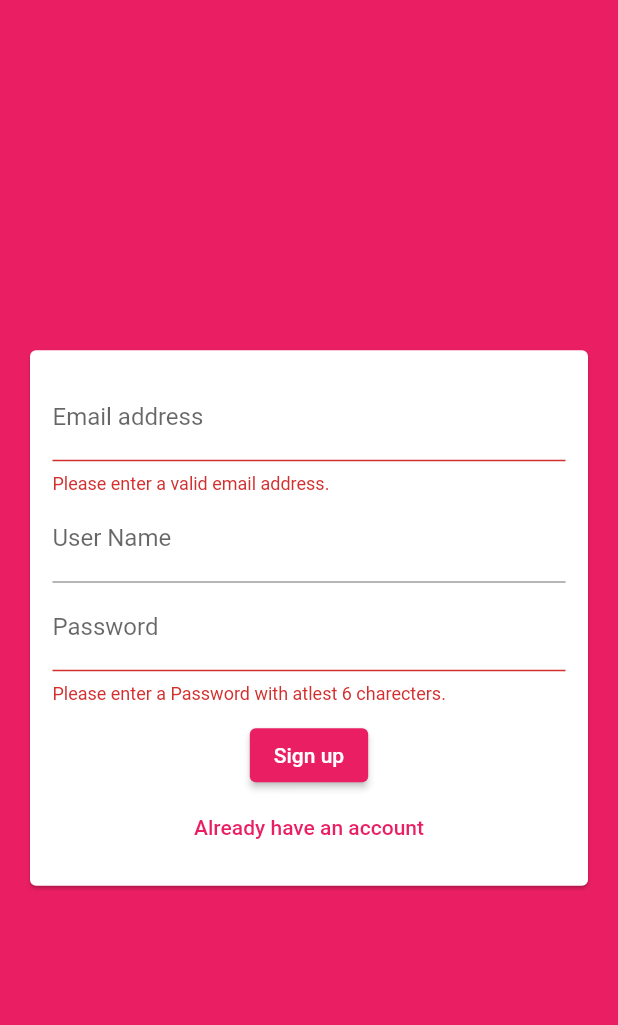
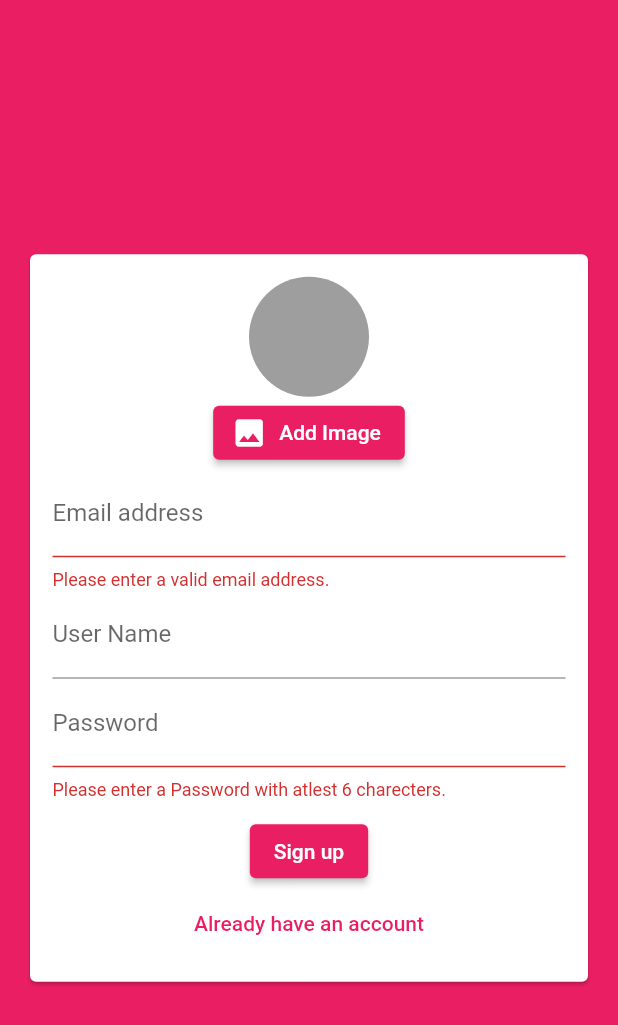
Before and after one commit to Nayemalam110/My-Massenger, a Flutter app: the screen it shows after launch, after a tap on "Login", after a tap on "Create A new Account", on a phone screen of 412 x 824 dp. Shown: the top 1025 px of the screen. Run offline on Flutter 3.47's test engine with Material 2 defaults, Android fonts, the phone set to English and light mode, and no system bars; our stand-ins replace cloud_firestore, firebase_auth, firebase_core, image_picker; accounts and stored records are empty.

Commit message:
step-2.6

```diff
--- a/lib/widgets/auth_form.dart
+++ b/lib/widgets/auth_form.dart
@@ -1,4 +1,5 @@
 import 'package:flutter/material.dart';
+import 'package:my_chat_app/widgets/image_picker.dart';
 
 class AuthForm extends StatefulWidget {
   AuthForm(this.submitAuthForm);
@@ -52,6 +53,7 @@ class _AuthFormState extends State<AuthForm> {
               key: _formKey,
               child: Column(
                 children: [
+                  if (!_isLogin) ImagePickerClass(),
                   TextFormField(
                     key: ValueKey('email'),
                     validator: (value) {
--- /dev/null
+++ b/lib/widgets/image_picker.dart
@@ -0,0 +1,40 @@
+import 'dart:io';
+
+import 'package:image_picker/image_picker.dart';
+import 'package:flutter/material.dart';
+
+class ImagePickerClass extends StatefulWidget {
+  @override
+  State<ImagePickerClass> createState() => _ImagePickerClassState();
+}
+
+class _ImagePickerClassState extends State<ImagePickerClass> {
+  File? _imagePicked;
+
+  void _pickedImage() async {
+    final ImagePicker _picker = ImagePicker();
+    final XFile? pickedImageFile =
+        await _picker.pickImage(source: ImageSource.camera);
+    setState(() {
+      _imagePicked = File(pickedImageFile!.path);
+    });
+  }
+
+  @override
+  Widget build(BuildContext context) {
+    return Column(
+      children: [
+        CircleAvatar(
+            radius: 40,
+            backgroundColor: Colors.grey,
+            backgroundImage:
+                _imagePicked != null ? FileImage(_imagePicked!) : null),
+        ElevatedButton.icon(
+          onPressed: _pickedImage,
+          icon: Icon(Icons.image),
+          label: Text('Add Image'),
+        )
+      ],
+    );
+  }
+}
--- a/lib/widgets/messages.dart
+++ b/lib/widgets/messages.dart
@@ -26,7 +26,9 @@ class Messages extends StatelessWidget {
           reverse: true,
           itemCount: chatDocs.length,
           itemBuilder: (context, index) => MessageBubble(
-              chatDocs[index]['text'], chatDocs[index]['userId'] == user!.uid),
+              chatDocs[index]['text'],
+              chatDocs[index]['userId'] == user!.uid,
+              chatDocs[index]['username']),
         );
       },
     );
--- a/pubspec.yaml
+++ b/pubspec.yaml
@@ -36,6 +36,7 @@ dependencies:
   cupertino_icons: ^1.0.2
   cloud_firestore: ^3.5.0
   firebase_auth: ^3.11.2
+  image_picker: ^0.8.6
 
 dev_dependencies:
   flutter_test:
```
Also changed, not shown: lib/widgets/message_bubble.dart (+20 -4 lines), lib/widgets/new_message.dart (+7 -2 lines), pubspec.lock.
